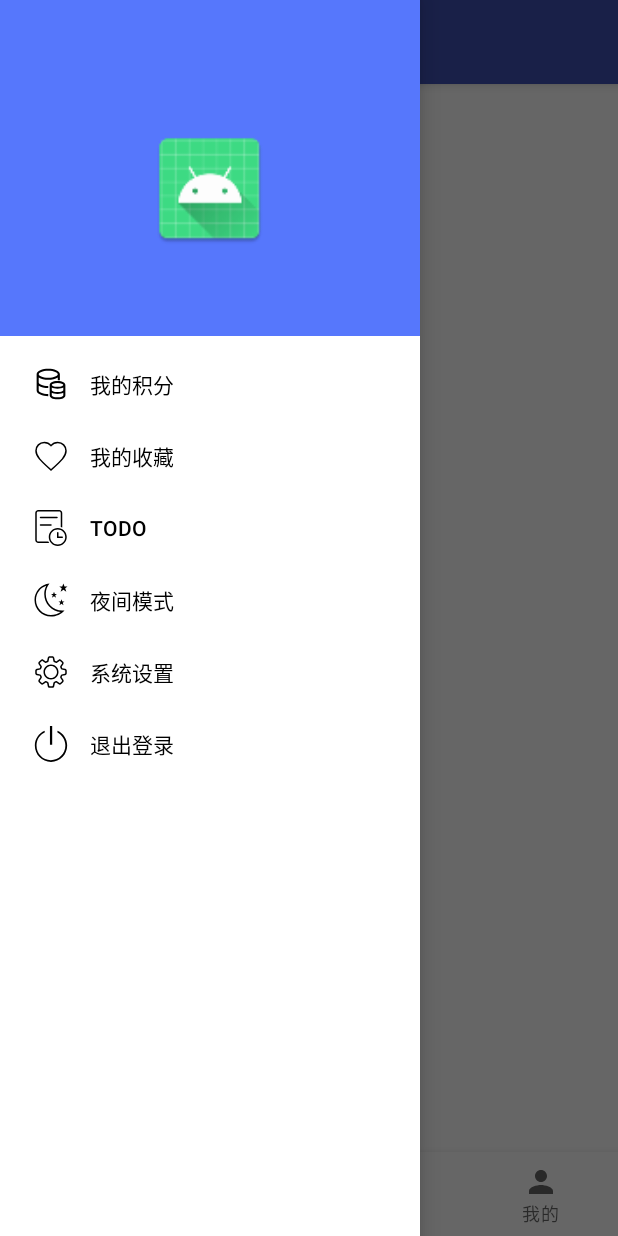
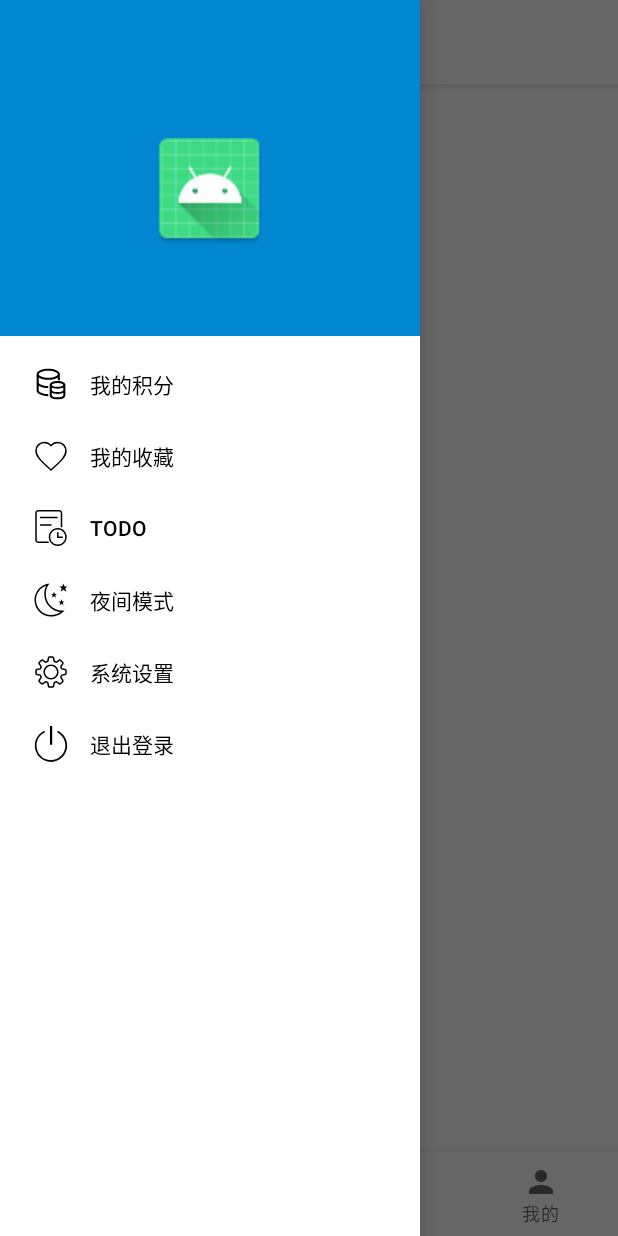
Before and after one commit to simple565/WanDevelop, an Android app: the screen it shows after launch (MainActivity), with the side drawer open, on a phone screen of 412 x 824 dp. Run offline under Robolectric (Android 15) with nearby library versions, the phone set to English and light mode, and no system bars; network calls fail; 1 statement that could not run was skipped.

Commit message:
部分UI修改

```diff
--- a/app/build.gradle
+++ b/app/build.gradle
@@ -41,12 +41,12 @@ dependencies {
 
     implementation 'androidx.appcompat:appcompat:1.2.0'
     implementation "org.jetbrains.kotlin:kotlin-stdlib:$kotlinVersion"
-    implementation 'androidx.annotation:annotation:1.1.0'
+    implementation 'androidx.annotation:annotation:1.2.0'
     testImplementation 'junit:junit:4.13.2'
     androidTestImplementation 'androidx.test.ext:junit:1.1.2'
     androidTestImplementation 'androidx.test.espresso:espresso-core:3.3.0'
     implementation 'androidx.legacy:legacy-support-v4:1.0.0'
-    implementation "androidx.core:core-ktx:1.3.1"
+    implementation "androidx.core:core-ktx:$coreKtxVersion"
     implementation 'androidx.cardview:cardview:1.0.0'
     implementation 'androidx.appcompat:appcompat:1.2.0'
     implementation 'androidx.constraintlayout:constraintlayout:2.0.4'
@@ -69,7 +69,6 @@ dependencies {
     implementation "org.jetbrains.kotlinx:kotlinx-coroutines-core:$coroutinesVersion"
 
     implementation "com.google.code.gson:gson:$gsonVersion"
-    implementation "com.github.bumptech.glide:glide:$glideVersion"
     implementation "com.squareup.retrofit2:converter-gson:$retrofitVersion"
     implementation "com.squareup.retrofit2:retrofit:$retrofitVersion"
     implementation "com.squareup.okhttp3:logging-interceptor:$okhttpLoggingVersion"
--- a/app/src/main/AndroidManifest.xml
+++ b/app/src/main/AndroidManifest.xml
@@ -10,8 +10,8 @@
         android:label="@string/app_name"
         android:roundIcon="@mipmap/ic_launcher_round"
         android:supportsRtl="true"
-        android:theme="@style/Theme.WanDevelop">
-        <activity android:name=".ui.LoginActivity" />
+        android:theme="@style/AppTheme">
+        <activity android:name=".ui.account.LoginActivity" />
         <activity android:name=".ui.MainActivity">
             <intent-filter>
                 <action android:name="android.intent.action.MAIN" />
--- a/app/src/main/java/com/maureen/wandevelop/network/ResponseData.kt
+++ b/app/src/main/java/com/maureen/wandevelop/network/ResponseData.kt
@@ -14,7 +14,7 @@ open class BaseResponse<T> {
 data class UserInfo(
     val admin: Boolean,
     val chapterTops: MutableList<Any>,
-    val coinCount:Int,
+    val coinCount: Int,
     val collectIds: MutableList<Long>,
     val email: String,
     val icon: String,
@@ -63,6 +63,7 @@ data class ArticleBean(
     val userId: Int,
     val visible: Int,
     val zan: Int,
+    var top: Boolean = false
 )
 
 data class ArticleListBean(
--- a/app/src/main/java/com/maureen/wandevelop/network/RetrofitManager.kt
+++ b/app/src/main/java/com/maureen/wandevelop/network/RetrofitManager.kt
@@ -1,5 +1,9 @@
 package com.maureen.wandevelop.network
 
+import android.util.Log
+import okhttp3.Cookie
+import okhttp3.CookieJar
+import okhttp3.HttpUrl
 import okhttp3.OkHttpClient
 import okhttp3.logging.HttpLoggingInterceptor
 import retrofit2.Retrofit
@@ -18,19 +22,29 @@ object RetrofitManager {
     val instance: Retrofit by lazy {
         Retrofit.Builder()
             .baseUrl(WanAndroidService.BASE_URL)
-                .client(getOkHttpClint())
+            .client(okHttpClient)
             .addConverterFactory(GsonConverterFactory.create())
             .build()
     }
 
-    private fun getOkHttpClint(): OkHttpClient {
+    private val okHttpClient by lazy {
         val logger = HttpLoggingInterceptor().apply { level = HttpLoggingInterceptor.Level.BASIC }
-
-        return OkHttpClient.Builder()
+        OkHttpClient.Builder()
             .connectTimeout(DEFAULT_TIME_OUT, TimeUnit.SECONDS)
             .readTimeout(DEFAULT_TIME_OUT, TimeUnit.SECONDS)
             .writeTimeout(DEFAULT_TIME_OUT, TimeUnit.SECONDS)
             .addInterceptor(logger)
+            /*.cookieJar(object : CookieJar {
+                override fun loadForRequest(url: HttpUrl): List<Cookie> {
+                    TODO("Not yet implemented")
+                }
+
+                override fun saveFromResponse(url: HttpUrl, cookies: List<Cookie>) {
+                    cookies.forEach{
+                        Log.i("TAG", "saveFromResponse: ${it.name} ${it.value}")
+                    }
+                }
+            })*/
             .build()
     }
 }
--- a/app/src/main/java/com/maureen/wandevelop/ui/MainActivity.kt
+++ b/app/src/main/java/com/maureen/wandevelop/ui/MainActivity.kt
@@ -16,35 +16,33 @@ class MainActivity : BaseActivity() {
         private const val TAG = "MainActivity"
     }
 
-    private lateinit var mViewBinding: ActivityMainBinding
+    private val viewBinding by lazy {
+        ActivityMainBinding.inflate(layoutInflater)
+    }
 
     override fun onCreate(savedInstanceState: Bundle?) {
         super.onCreate(savedInstanceState)
-        mViewBinding = ActivityMainBinding.inflate(layoutInflater)
-        setContentView(mViewBinding.root)
+        setContentView(viewBinding.root)
         initView()
     }
 
     override fun initView() {
-        with(mViewBinding) {
+        with(viewBinding) {
             with(mainToolbar) {
                 setSupportActionBar(this)
                 title = getString(R.string.title_home)
             }
             with(mainDrawableLayout) {
-                val toggle = ActionBarDrawerToggle(this@MainActivity, mainDrawableLayout, mainToolbar,
-                        R.string.navigation_drawer_open, R.string.navigation_drawer_close)
+                val toggle = ActionBarDrawerToggle(
+                    this@MainActivity, mainDrawableLayout, mainToolbar,
+                    R.string.navigation_drawer_open, R.string.navigation_drawer_close
+                )
                 addDrawerListener(toggle)
                 toggle.syncState()
                 setDrawerLockMode(DrawerLayout.LOCK_MODE_UNLOCKED)
             }
             navHostViewPager.adapter = NavPageAdapter(this@MainActivity)
             navHostViewPager.registerOnPageChangeCallback(object : OnPageChangeCallback() {
-                override fun onPageScrolled(position: Int, positionOffset: Float, positionOffsetPixels: Int) {
-                    super.onPageScrolled(position, positionOffset, positionOffsetPixels)
-                    Log.d(TAG, "onPageScrolled: $position, $positionOffset, $positionOffsetPixels")
-                }
-
                 override fun onPageSelected(position: Int) {
                     super.onPageSelected(position)
                     Log.d(TAG, "onPageSelected: $position")
@@ -55,11 +53,6 @@ class MainActivity : BaseActivity() {
                         KNOWLEDGE_PAGE_INDEX -> mainBottomNavView.selectedItemId = R.id.navigation_knowledge
                         else -> mainBottomNavView.selectedItemId = R.id.navigation_home
                     }
-                }
-
-                override fun onPageScrollStateChanged(state: Int) {
-                    super.onPageScrollStateChanged(state)
-                    Log.d(TAG, "onPageScrollStateChanged: $state")
                 }
             })
             mainBottomNavView.setOnNavigationItemSelectedListener {
--- a/app/src/main/res/layout/activity_main.xml
+++ b/app/src/main/res/layout/activity_main.xml
@@ -30,6 +30,7 @@
                 android:id="@+id/main_toolbar"
                 android:layout_width="match_parent"
                 android:layout_height="?attr/actionBarSize"
+                android:background="?colorPrimaryDark"
                 app:layout_scrollFlags="scroll|enterAlways"
                 app:titleTextColor="@color/white" />
         </com.google.android.material.appbar.AppBarLayout>
--- a/app/src/main/res/layout/fragment_login.xml
+++ b/app/src/main/res/layout/fragment_login.xml
@@ -21,6 +21,7 @@
 
     <com.google.android.material.textfield.TextInputLayout
         android:id="@+id/login_til_username"
+        style="@style/Widget.MaterialComponents.TextInputLayout.OutlinedBox.Dense"
         android:layout_width="match_parent"
         android:layout_height="wrap_content"
         android:layout_marginTop="96dp"
@@ -39,13 +40,15 @@
 
     <com.google.android.material.textfield.TextInputLayout
         android:id="@+id/login_til_password"
+        style="@style/Widget.MaterialComponents.TextInputLayout.OutlinedBox"
         android:layout_width="match_parent"
         android:layout_height="wrap_content"
         android:layout_marginTop="8dp"
         android:hint="@string/prompt_password"
         app:layout_constraintEnd_toEndOf="parent"
         app:layout_constraintStart_toStartOf="parent"
-        app:layout_constraintTop_toBottomOf="@+id/login_til_username">
+        app:layout_constraintTop_toBottomOf="@+id/login_til_username"
+        app:passwordToggleEnabled="true">
 
         <com.google.android.material.textfield.TextInputEditText
             android:id="@+id/login_edt_password"
--- a/app/src/main/res/layout/item_article.xml
+++ b/app/src/main/res/layout/item_article.xml
@@ -17,7 +17,7 @@
             android:id="@+id/item_article_tv_author"
             android:layout_width="wrap_content"
             android:layout_height="wrap_content"
-            android:textColor="@color/indigo_700"
+            android:textColor="?android:attr/colorPrimary"
             android:textSize="12sp"
             android:textStyle="bold"
             app:layout_constraintStart_toStartOf="parent"
--- a/app/src/main/res/layout/nav_header_main.xml
+++ b/app/src/main/res/layout/nav_header_main.xml
@@ -4,7 +4,7 @@
     xmlns:tools="http://schemas.android.com/tools"
     android:layout_width="match_parent"
     android:layout_height="wrap_content"
-    android:background="@color/blue_500"
+    android:background="@color/light_blue_700"
     android:paddingTop="84dp"
     android:paddingBottom="14dp">
 
--- a/app/src/main/res/values-night/themes.xml
+++ b/app/src/main/res/values-night/themes.xml
@@ -1,9 +1,11 @@
 <resources>
-    <!-- Base application theme. -->
-    <style name="Theme.WanDevelop" parent="Theme.MaterialComponents.DayNight.NoActionBar">
-        <item name="colorPrimary">@color/indigo_200</item>
-        <item name="colorOnPrimary">@color/black</item>
-        <item name="colorPrimaryDark">@color/indigo_700</item>
-        <item name="colorAccent">@color/indigo_700</item>
+    <style name="AppTheme" parent="Theme.MaterialComponents.DayNight.NoActionBar">
+        <item name="colorPrimary">@color/light_blue_500</item>
+        <item name="colorPrimaryDark">@color/dark</item>
+        <item name="colorSecondary">@color/teal_500</item>
+        <item name="colorOnPrimary">@color/white</item>
+        <item name="colorOnSurface">@color/black</item>
+        <item name="colorAccent">@color/light_blue_700</item>
+        <item name="android:windowLightStatusBar">true</item>
     </style>
 </resources>
--- a/app/src/main/res/values/colors.xml
+++ b/app/src/main/res/values/colors.xml
@@ -1,13 +1,12 @@
 <?xml version="1.0" encoding="utf-8"?>
 <resources>
-    <color name="teal_200">#FF03DAC5</color>
-    <color name="teal_700">#FF018786</color>
-    <color name="black">#FF000000</color>
-    <color name="white">#FFFFFFFF</color>
+    <color name="white">#FFFFFF</color>
+    <color name="black">#000000</color>
+    <color name="dark">#121212</color>
+    <color name="gray_50">#FAFAFA</color>
+    <color name="teal_500">#009688</color>
+    <color name="teal_700">#00796b</color>
     <color name="indigo_200">#9fa8da</color>
-    <color name="indigo_500">#3f51b5</color>
-    <color name="indigo_700">#303f9f</color>
-    <color name="blue_200">#afbfff</color>
-    <color name="blue_500">#5677fc</color>
-    <color name="blue_700">#455ede</color>
+    <color name="light_blue_500">#03a9f4</color>
+    <color name="light_blue_700">#0288d1</color>
 </resources>
--- a/app/src/main/res/values/strings.xml
+++ b/app/src/main/res/values/strings.xml
@@ -17,6 +17,7 @@
 
     <string name="prompt_username">用户名</string>
     <string name="prompt_password">密码</string>
+    <string name="prompt_confirm_password">再次输入密码</string>
     <string name="action_sign_in">登录</string>
     <string name="action_register">去注册</string>
     <string name="register">注册</string>
--- a/app/src/main/res/values/styles.xml
+++ b/app/src/main/res/values/styles.xml
@@ -1,5 +1,6 @@
 <?xml version="1.0" encoding="utf-8"?>
 <resources>
+
     <style name="circleImageStyle">
         <item name="cornerFamily">rounded</item>
         <item name="cornerSize">10dp</item>
--- a/app/src/main/res/values/themes.xml
+++ b/app/src/main/res/values/themes.xml
@@ -1,11 +1,11 @@
 <resources>
-    <!-- Base application theme. -->
-    <style name="Theme.WanDevelop" parent="Theme.MaterialComponents.DayNight.NoActionBar">
-        <item name="colorPrimary">@color/indigo_500</item>
-        <item name="colorOnPrimary">@color/teal_200</item>
-        <item name="colorPrimaryDark">@color/indigo_700</item>
-        <item name="colorAccent">@color/blue_700</item>
+    <style name="AppTheme" parent="Theme.MaterialComponents.DayNight.NoActionBar">
+        <item name="colorPrimary">@color/light_blue_500</item>
+        <item name="colorPrimaryDark">@color/white</item>
+        <item name="colorSecondary">@color/teal_500</item>
+        <item name="colorOnPrimary">@color/white</item>
+        <item name="colorOnSurface">@color/black</item>
+        <item name="colorAccent">@color/light_blue_700</item>
+        <item name="android:windowLightStatusBar">true</item>
     </style>
-
-
 </resources>
```
Also changed, not shown: app/src/main/java/com/maureen/wandevelop/ui/HomeFragment.kt (+6 -1 lines), app/src/main/res/layout/fragment_register.xml (+8 -3 lines), build.gradle (+3 -4 lines). Lines whose indentation alone changed are shown as unchanged.
